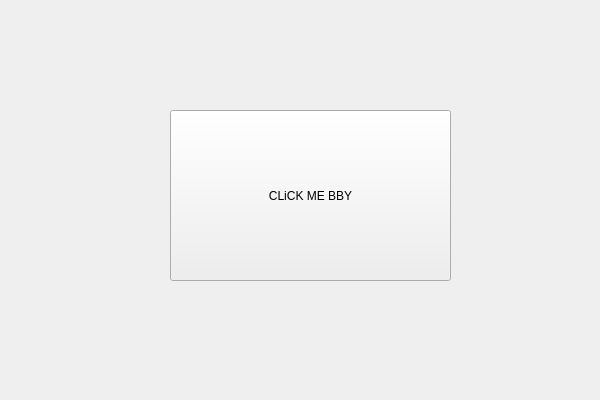
This is style/interface.ui in lasseaeggen/SiNRI as Qt 5 draws it before an edit. The edited form follows.
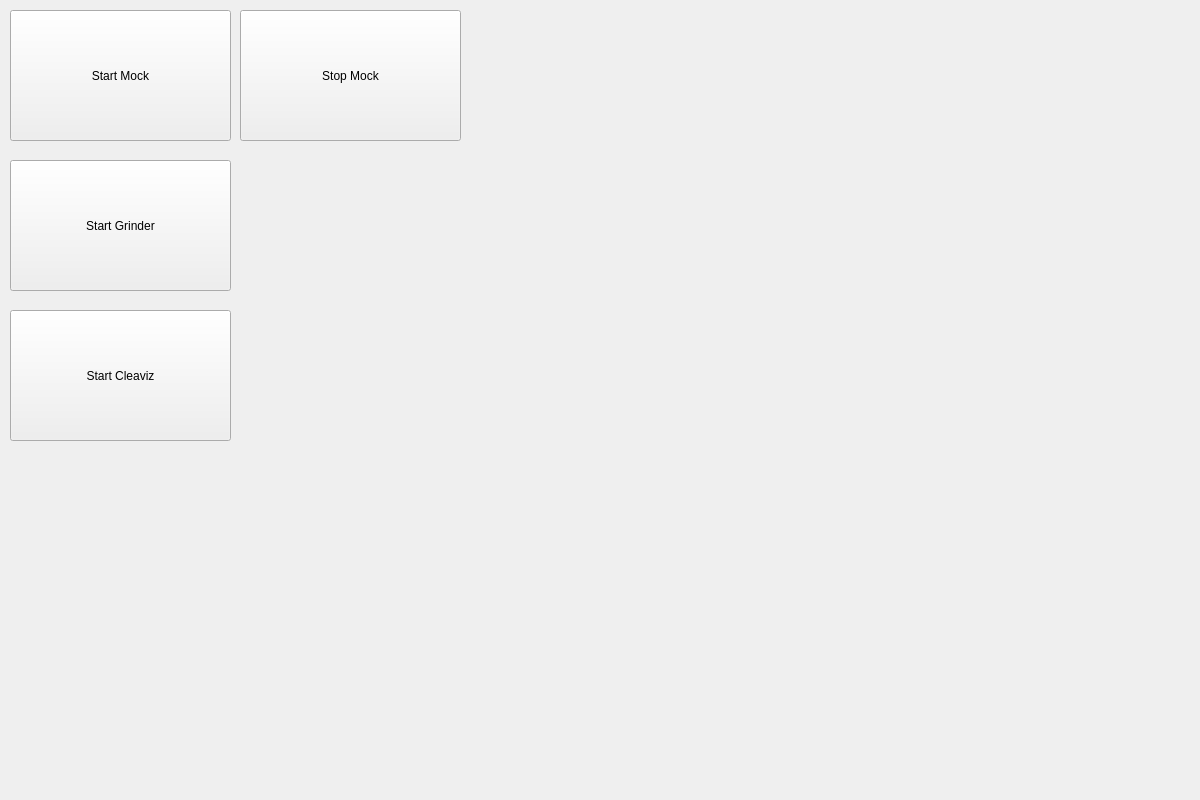
This is the edited form.

Commit message: Implement mock in GUI

```diff
--- a/style/interface.ui
+++ b/style/interface.ui
@@ -6,24 +6,85 @@
    <rect>
     <x>0</x>
     <y>0</y>
-    <width>600</width>
-    <height>400</height>
+    <width>1200</width>
+    <height>800</height>
    </rect>
   </property>
   <property name="windowTitle">
    <string>Form</string>
   </property>
-  <widget class="QPushButton" name="pushButton">
+  <widget class="QPushButton" name="startCleavizButton">
+   <property name="enabled">
+    <bool>true</bool>
+   </property>
    <property name="geometry">
     <rect>
-     <x>170</x>
-     <y>110</y>
-     <width>281</width>
-     <height>171</height>
+     <x>10</x>
+     <y>310</y>
+     <width>221</width>
+     <height>131</height>
     </rect>
    </property>
    <property name="text">
-    <string>CLiCK ME BBY</string>
+    <string>Start Cleaviz</string>
+   </property>
+  </widget>
+  <widget class="QPushButton" name="startMockButton">
+   <property name="enabled">
+    <bool>true</bool>
+   </property>
+   <property name="geometry">
+    <rect>
+     <x>10</x>
+     <y>10</y>
+     <width>221</width>
+     <height>131</height>
+    </rect>
+   </property>
+   <property name="text">
+    <string>Start Mock</string>
+   </property>
+  </widget>
+  <widget class="QPushButton" name="StartGrinderButton">
+   <property name="enabled">
+    <bool>true</bool>
+   </property>
+   <property name="geometry">
+    <rect>
+     <x>10</x>
+     <y>160</y>
+     <width>221</width>
+     <height>131</height>
+    </rect>
+   </property>
+   <property name="text">
+    <string>Start Grinder</string>
+   </property>
+  </widget>
+  <widget class="QPushButton" name="stopMockButton">
+   <property name="enabled">
+    <bool>true</bool>
+   </property>
+   <property name="geometry">
+    <rect>
+     <x>240</x>
+     <y>10</y>
+     <width>221</width>
+     <height>131</height>
+    </rect>
+   </property>
+   <property name="text">
+    <string>Stop Mock</string>
+   </property>
+  </widget>
+  <widget class="QWidget" name="runningStatusBar" native="true">
+   <property name="geometry">
+    <rect>
+     <x>350</x>
+     <y>190</y>
+     <width>120</width>
+     <height>80</height>
+    </rect>
    </property>
   </widget>
  </widget>
```
The commit also changes 3 other files.
